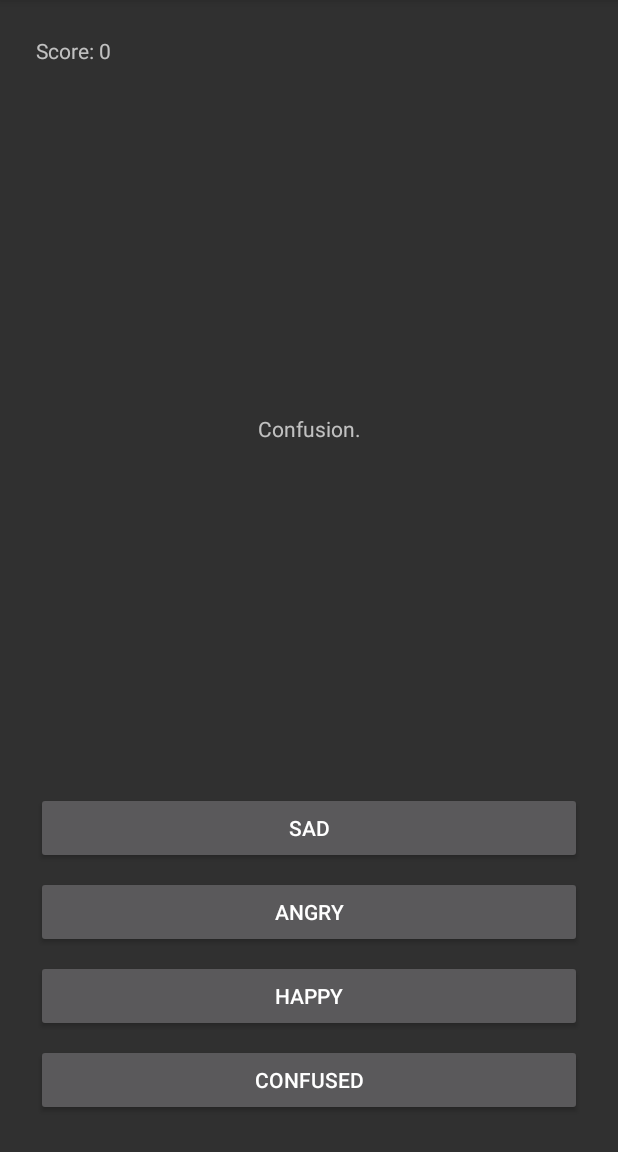
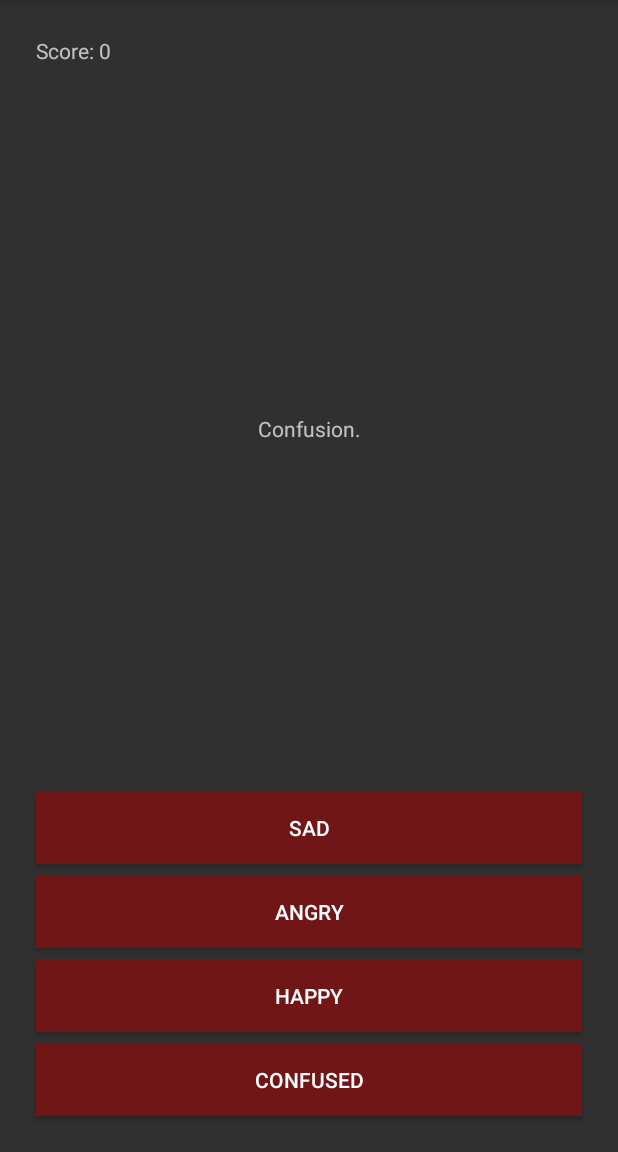
Before and after one commit to zswxwc/2-Lives, an Android app: the screen it shows after launch (MainActivity), on a phone screen of 412 x 824 dp, the part 84-1236 px from its top. Run offline under Robolectric (Android 15) with nearby library versions, the phone set to English and light mode, and no system bars.

Commit message:
color boxes

```diff
--- a/Questionaires/app/src/main/res/layout/activity_main.xml
+++ b/Questionaires/app/src/main/res/layout/activity_main.xml
@@ -18,6 +18,7 @@
         android:layout_marginEnd="8dp"
         android:layout_marginStart="8dp"
         android:text="Button1"
+        android:background="?attr/colorAccent"
         app:layout_constraintBottom_toTopOf="@+id/answer2"
         app:layout_constraintEnd_toEndOf="parent" />
 
@@ -29,6 +30,7 @@
         android:layout_marginEnd="8dp"
         android:layout_marginStart="8dp"
         android:text="Button2"
+        android:background="?attr/colorAccent"
         app:layout_constraintBottom_toTopOf="@+id/answer3"
         app:layout_constraintEnd_toEndOf="parent"
         app:layout_constraintStart_toStartOf="parent" />
@@ -41,6 +43,7 @@
         android:layout_marginEnd="8dp"
         android:layout_marginStart="8dp"
         android:text="Button3"
+        android:background="?attr/colorAccent"
         app:layout_constraintBottom_toTopOf="@+id/answer4"
         app:layout_constraintEnd_toEndOf="parent"
         app:layout_constraintHorizontal_bias="1.0" />
@@ -55,6 +58,7 @@
         android:layout_marginEnd="8dp"
         android:layout_marginStart="8dp"
         android:text="Button4"
+        android:background="?attr/colorAccent"
         app:layout_constraintBottom_toBottomOf="parent"
         app:layout_constraintEnd_toEndOf="parent"
         app:layout_constraintStart_toStartOf="parent" />
```
